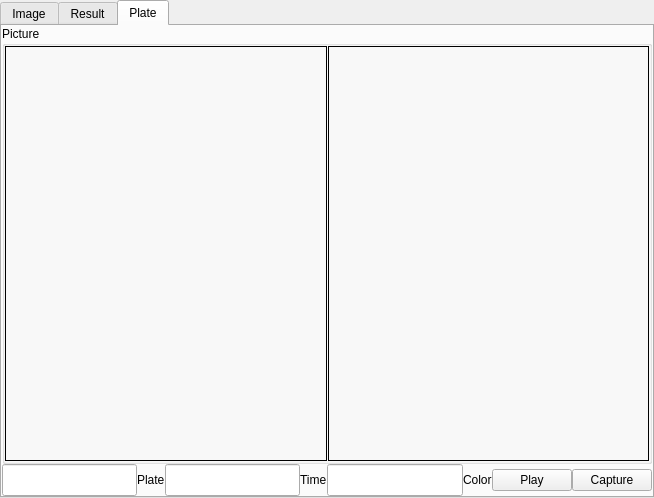
519984307/Container_20191221, file MainUI/datawidget.ui: the form before one commit.
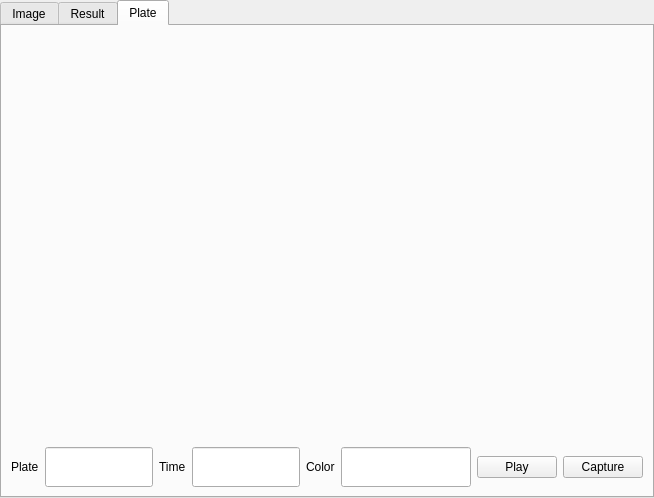
The form after the commit. The open tabs and pages were chosen to show the change.

Diff of the .ui file:
```diff
--- a/MainUI/datawidget.ui
+++ b/MainUI/datawidget.ui
@@ -911,63 +911,11 @@
       <attribute name="title">
        <string>Plate</string>
       </attribute>
-      <layout class="QGridLayout" name="gridLayout_11">
-       <property name="leftMargin">
-        <number>0</number>
-       </property>
-       <property name="topMargin">
-        <number>0</number>
-       </property>
-       <property name="rightMargin">
-        <number>0</number>
-       </property>
-       <property name="bottomMargin">
-        <number>0</number>
-       </property>
-       <property name="spacing">
-        <number>0</number>
-       </property>
+      <layout class="QGridLayout" name="gridLayout_4" rowstretch="1,0">
        <item row="0" column="0" colspan="2">
-        <widget class="QGroupBox" name="groupBox_5">
-         <property name="sizePolicy">
-          <sizepolicy hsizetype="Preferred" vsizetype="Expanding">
-           <horstretch>0</horstretch>
-           <verstretch>0</verstretch>
-          </sizepolicy>
-         </property>
-         <property name="title">
-          <string>Picture</string>
-         </property>
-         <layout class="QGridLayout" name="gridLayout_10">
-          <property name="leftMargin">
-           <number>0</number>
-          </property>
-          <property name="topMargin">
-           <number>0</number>
-          </property>
-          <property name="rightMargin">
-           <number>0</number>
-          </property>
-          <property name="bottomMargin">
-           <number>0</number>
-          </property>
-          <property name="horizontalSpacing">
-           <number>1</number>
-          </property>
-          <property name="verticalSpacing">
-           <number>0</number>
-          </property>
-          <item row="1" column="0">
+        <layout class="QGridLayout" name="gridLayout_3">
+         <item row="0" column="0">
            <widget class="QLabel" name="label_3">
-            <property name="sizePolicy">
-             <sizepolicy hsizetype="Expanding" vsizetype="Preferred">
-              <horstretch>0</horstretch>
-              <verstretch>0</verstretch>
-             </sizepolicy>
-            </property>
-            <property name="frameShape">
-             <enum>QFrame::Panel</enum>
-            </property>
             <property name="text">
              <string/>
             </property>
@@ -976,16 +924,13 @@
             </property>
            </widget>
           </item>
-          <item row="1" column="1">
+         <item row="0" column="1">
            <widget class="QLabel" name="label_4">
-            <property name="sizePolicy">
-             <sizepolicy hsizetype="Expanding" vsizetype="Preferred">
-              <horstretch>0</horstretch>
-              <verstretch>0</verstretch>
-             </sizepolicy>
-            </property>
-            <property name="frameShape">
-             <enum>QFrame::Panel</enum>
+           <property name="maximumSize">
+            <size>
+             <width>500</width>
+             <height>16777215</height>
+            </size>
             </property>
             <property name="text">
              <string/>
@@ -996,16 +941,47 @@
            </widget>
           </item>
          </layout>
-        </widget>
-       </item>
-       <item row="1" column="1">
-        <layout class="QHBoxLayout" name="horizontalLayout_5">
+       </item>
+       <item row="1" column="0">
+        <layout class="QHBoxLayout" name="horizontalLayout_4">
+         <item>
+          <widget class="QLabel" name="label">
+           <property name="text">
+            <string>Plate</string>
+           </property>
+          </widget>
+         </item>
          <item>
-          <widget class="QLineEdit" name="lineEdit_12">
+          <widget class="QLineEdit" name="lineEdit_11">
            <property name="minimumSize">
             <size>
              <width>0</width>
-             <height>32</height>
+             <height>40</height>
+            </size>
+           </property>
+           <property name="font">
+            <font>
+             <family>宋体</family>
+            </font>
+           </property>
+           <property name="readOnly">
+            <bool>true</bool>
+           </property>
+          </widget>
+         </item>
+         <item>
+          <widget class="QLabel" name="label_5">
+           <property name="text">
+            <string>Time</string>
+           </property>
+          </widget>
+         </item>
+         <item>
+          <widget class="QLineEdit" name="lineEdit_13">
+           <property name="minimumSize">
+            <size>
+             <width>0</width>
+             <height>40</height>
             </size>
            </property>
            <property name="readOnly">
@@ -1020,6 +996,23 @@
            </property>
           </widget>
          </item>
+        </layout>
+       </item>
+       <item row="1" column="1">
+        <layout class="QHBoxLayout" name="horizontalLayout_5">
+         <item>
+          <widget class="QLineEdit" name="lineEdit_12">
+           <property name="minimumSize">
+            <size>
+             <width>0</width>
+             <height>40</height>
+            </size>
+           </property>
+           <property name="readOnly">
+            <bool>true</bool>
+           </property>
+          </widget>
+         </item>
          <item>
           <widget class="QPushButton" name="pushButton_2">
            <property name="text">
@@ -1042,52 +1035,6 @@
          </item>
         </layout>
        </item>
-       <item row="1" column="0">
-        <layout class="QHBoxLayout" name="horizontalLayout_4">
-         <item>
-          <widget class="QLineEdit" name="lineEdit_11">
-           <property name="minimumSize">
-            <size>
-             <width>0</width>
-             <height>32</height>
-            </size>
-           </property>
-           <property name="font">
-            <font>
-             <family>宋体</family>
-            </font>
-           </property>
-           <property name="readOnly">
-            <bool>true</bool>
-           </property>
-          </widget>
-         </item>
-         <item>
-          <widget class="QLabel" name="label">
-           <property name="text">
-            <string>Plate</string>
-           </property>
-          </widget>
-         </item>
-         <item>
-          <widget class="QLineEdit" name="lineEdit_13">
-           <property name="minimumSize">
-            <size>
-             <width>0</width>
-             <height>32</height>
-            </size>
-           </property>
-          </widget>
-         </item>
-         <item>
-          <widget class="QLabel" name="label_5">
-           <property name="text">
-            <string>Time</string>
-           </property>
-          </widget>
-         </item>
-        </layout>
-       </item>
       </layout>
      </widget>
     </widget>
```
Lines whose indentation alone changed are shown as unchanged.
